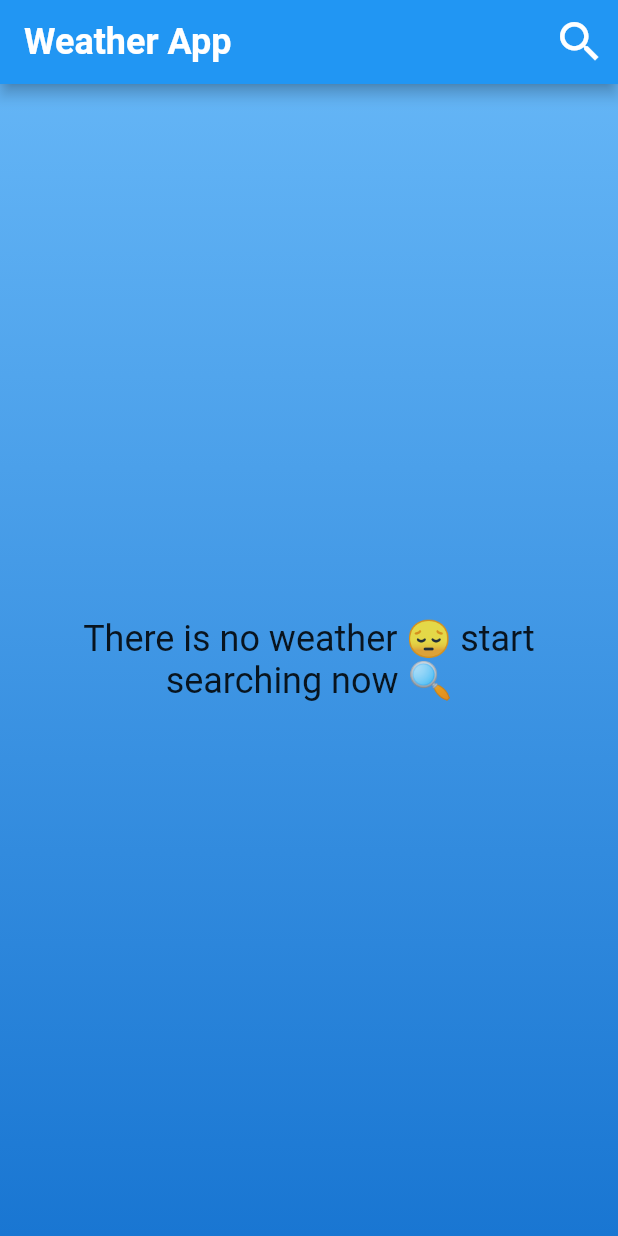
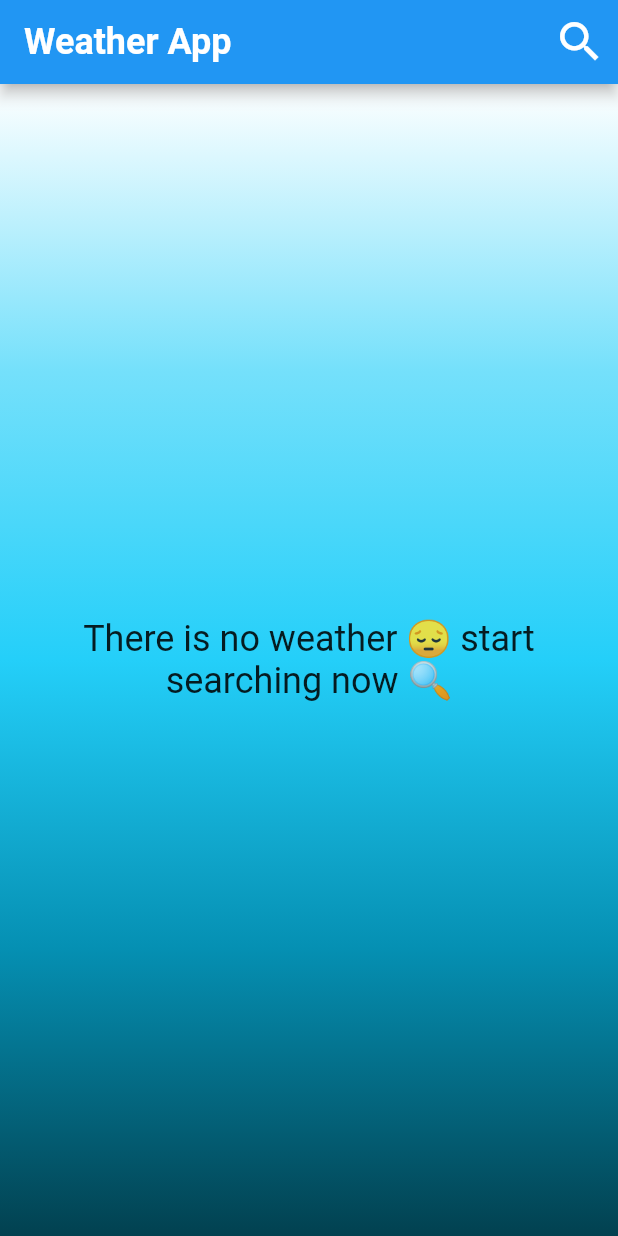
Before and after one commit to OmarAlbaz-flutter/weather_app_, a Flutter app: the screen it shows after launch, on a phone screen of 412 x 824 dp. Run offline on Flutter 3.47's test engine with Material 3 defaults, Android fonts, the phone set to English and light mode, and no system bars; our stand-ins replace dio, flutter_bloc.

```diff
--- a/lib/cubits/get_weather_cubit/get_weather_cubit.dart
+++ b/lib/cubits/get_weather_cubit/weather_cubit.dart
@@ -1,20 +1,22 @@
 import 'package:dio/dio.dart';
 import 'package:flutter_bloc/flutter_bloc.dart';
-import 'package:weather_app/cubits/get_weather_cubit/get_weather_states.dart';
+import 'package:weather_app/cubits/get_weather_cubit/weather_states.dart';
 import 'package:weather_app/models/weather_model.dart';
 import 'package:weather_app/services/weather_service.dart';
 
-class GetWeatherCubit extends Cubit<WeatherState> {
-  GetWeatherCubit() : super(WeatherInitialState());
+class WeatherCubit extends Cubit<WeatherState> {
+  WeatherCubit() : super(WeatherInitialState());
 
-   WeatherModel? weatherModel;
+  WeatherModel? weatherModel;
   getWeather({required String cityName}) async {
+    emit(WeatherLoadingState());
+
     try {
       weatherModel = await WeatherService(Dio()).getWeatherInfo(
         cityName: cityName,
       );
       emit(
-        WeatherLoadedState(weatherModel!),
+        WeatherSuccessState(weatherModel!),
       );
     } catch (e) {
       emit(
--- a/lib/cubits/get_weather_cubit/get_weather_states.dart
+++ b/lib/cubits/get_weather_cubit/weather_states.dart
@@ -4,9 +4,11 @@ class WeatherState {}
 
 class WeatherInitialState extends WeatherState {}
 
-class WeatherLoadedState extends WeatherState {
+class WeatherLoadingState extends WeatherState {}
+
+class WeatherSuccessState extends WeatherState {
   WeatherModel? weatherModel;
-  WeatherLoadedState(this.weatherModel);
+  WeatherSuccessState(this.weatherModel);
 }
 
 class WeatherFailureState extends WeatherState {
--- a/lib/main.dart
+++ b/lib/main.dart
@@ -1,11 +1,14 @@
 import 'package:flutter/material.dart';
 import 'package:flutter_bloc/flutter_bloc.dart';
-import 'package:weather_app/cubits/get_weather_cubit/get_weather_cubit.dart';
-import 'package:weather_app/cubits/get_weather_cubit/get_weather_states.dart';
+import 'package:weather_app/cubits/get_weather_cubit/weather_cubit.dart';
+import 'package:weather_app/cubits/get_weather_cubit/weather_states.dart';
 import 'package:weather_app/screens/home_screen.dart';
 
 void main() {
-  runApp(WeatherApp());
+  runApp(BlocProvider(
+    create: (context) => WeatherCubit(),
+    child: WeatherApp(),
+  ));
 }
 
 class WeatherApp extends StatelessWidget {
@@ -13,17 +16,14 @@ class WeatherApp extends StatelessWidget {
 
   @override
   Widget build(BuildContext context) {
-    return BlocProvider(
-      create: (context) => GetWeatherCubit(),
-      child: Builder(
-        builder: (context) => BlocBuilder<GetWeatherCubit, WeatherState>(
+    return BlocBuilder<WeatherCubit, WeatherState>(
       builder: (context, state) {
         return MaterialApp(
           theme: ThemeData(
             useMaterial3: false,
             colorScheme: ColorScheme.fromSwatch(
               primarySwatch: getWeatherColor(
-                    BlocProvider.of<GetWeatherCubit>(context)
+                BlocProvider.of<WeatherCubit>(context)
                     .weatherModel
                     ?.weatherCondition,
               ),
@@ -33,8 +33,6 @@ class WeatherApp extends StatelessWidget {
           home: HomeScreen(),
         );
       },
-        ),
-      ),
     );
   }
 }
--- a/lib/screens/home_screen.dart
+++ b/lib/screens/home_screen.dart
@@ -1,7 +1,7 @@
 import 'package:flutter/material.dart';
 import 'package:flutter_bloc/flutter_bloc.dart';
-import 'package:weather_app/cubits/get_weather_cubit/get_weather_cubit.dart';
-import 'package:weather_app/cubits/get_weather_cubit/get_weather_states.dart';
+import 'package:weather_app/cubits/get_weather_cubit/weather_cubit.dart';
+import 'package:weather_app/cubits/get_weather_cubit/weather_states.dart';
 import 'package:weather_app/screens/search_screen.dart';
 import 'package:weather_app/widgets/no_weather_body.dart';
 import 'package:weather_app/widgets/weather_info_body.dart';
@@ -12,7 +12,7 @@ class HomeScreen extends StatelessWidget {
   @override
   Widget build(BuildContext context) {
     return Builder(
-      builder: (context) => BlocBuilder<GetWeatherCubit, WeatherState>(
+      builder: (context) => BlocBuilder<WeatherCubit, WeatherState>(
         builder: (context, state) {
           return Scaffold(
             appBar: AppBar(
@@ -49,20 +49,24 @@ class HomeScreen extends StatelessWidget {
               decoration: BoxDecoration(
                 gradient: LinearGradient(
                   colors: getWeatherGradient(
-                      BlocProvider.of<GetWeatherCubit>(context)
+                      BlocProvider.of<WeatherCubit>(context)
                           .weatherModel
                           ?.weatherCondition),
                   begin: Alignment.topCenter,
                   end: Alignment.bottomCenter,
                 ),
               ),
-              child: BlocBuilder<GetWeatherCubit, WeatherState>(
+              child: BlocBuilder<WeatherCubit, WeatherState>(
                 builder: (context, state) {
-                  if (state is WeatherInitialState) {
-                    return NoWeatherBody();
-                  } else if (state is WeatherLoadedState) {
+                  if (state is WeatherLoadingState) {
+                    return Center(
+                      child: CircularProgressIndicator(
+                        color: Colors.white,
+                      ),
+                    );
+                  } else if (state is WeatherSuccessState) {
                     return WeatherInfoBody();
-                  } else {
+                  } else if (state is WeatherFailureState) {
                     return Center(
                       child: Text(
                         "Oops, There was an error!",
@@ -73,6 +77,8 @@ class HomeScreen extends StatelessWidget {
                         ),
                       ),
                     );
+                  } else {
+                    return NoWeatherBody();
                   }
                 },
               ),
--- a/lib/screens/search_screen.dart
+++ b/lib/screens/search_screen.dart
@@ -1,6 +1,6 @@
 import 'package:flutter/material.dart';
 import 'package:flutter_bloc/flutter_bloc.dart';
-import 'package:weather_app/cubits/get_weather_cubit/get_weather_cubit.dart';
+import 'package:weather_app/cubits/get_weather_cubit/weather_cubit.dart';
 
 class SearchScreen extends StatelessWidget {
   const SearchScreen({super.key});
@@ -32,8 +32,8 @@ class SearchScreen extends StatelessWidget {
         child: Center(
           child: TextFormField(
             onFieldSubmitted: (value) async {
-              var getWeatherCubit = BlocProvider.of<GetWeatherCubit>(context);
-              getWeatherCubit.getWeather(cityName: value);
+              BlocProvider.of<WeatherCubit>(context)
+                  .getWeather(cityName: value);
               Navigator.pop(context);
             },
             decoration: InputDecoration(
--- a/lib/widgets/no_weather_body.dart
+++ b/lib/widgets/no_weather_body.dart
@@ -7,7 +7,23 @@ class NoWeatherBody extends StatelessWidget {
 
   @override
   Widget build(BuildContext context) {
-    return Padding(
+    return Container(
+      height: double.infinity,
+      width: double.infinity,
+      decoration: BoxDecoration(
+        gradient: LinearGradient(
+          colors: [
+            Color(0xff024150),
+            Color(0xff0590B3),
+            Color(0xff24CFF9),
+            Color(0xff74E0FB),
+            Colors.white,
+          ],
+          begin: Alignment.bottomCenter,
+          end: Alignment.topCenter,
+        ),
+      ),
+      child: Padding(
         padding: EdgeInsets.symmetric(horizontal: 16),
         child: Column(
           mainAxisAlignment: MainAxisAlignment.center,
@@ -26,6 +42,7 @@ class NoWeatherBody extends StatelessWidget {
             ),
           ],
         ),
+      ),
     );
   }
 }
--- a/lib/widgets/weather_info_body.dart
+++ b/lib/widgets/weather_info_body.dart
@@ -1,6 +1,6 @@
 import 'package:flutter/material.dart';
 import 'package:flutter_bloc/flutter_bloc.dart';
-import 'package:weather_app/cubits/get_weather_cubit/get_weather_cubit.dart';
+import 'package:weather_app/cubits/get_weather_cubit/weather_cubit.dart';
 import 'package:weather_app/models/weather_model.dart';
 
 class WeatherInfoBody extends StatelessWidget {
@@ -10,7 +10,7 @@ class WeatherInfoBody extends StatelessWidget {
   @override
   Widget build(BuildContext context) {
     WeatherModel weatherModel =
-        BlocProvider.of<GetWeatherCubit>(context).weatherModel!;
+        BlocProvider.of<WeatherCubit>(context).weatherModel!;
     return Padding(
       padding: EdgeInsets.symmetric(horizontal: 16),
       child: Column(
```
Lines whose indentation alone changed are shown as unchanged.
